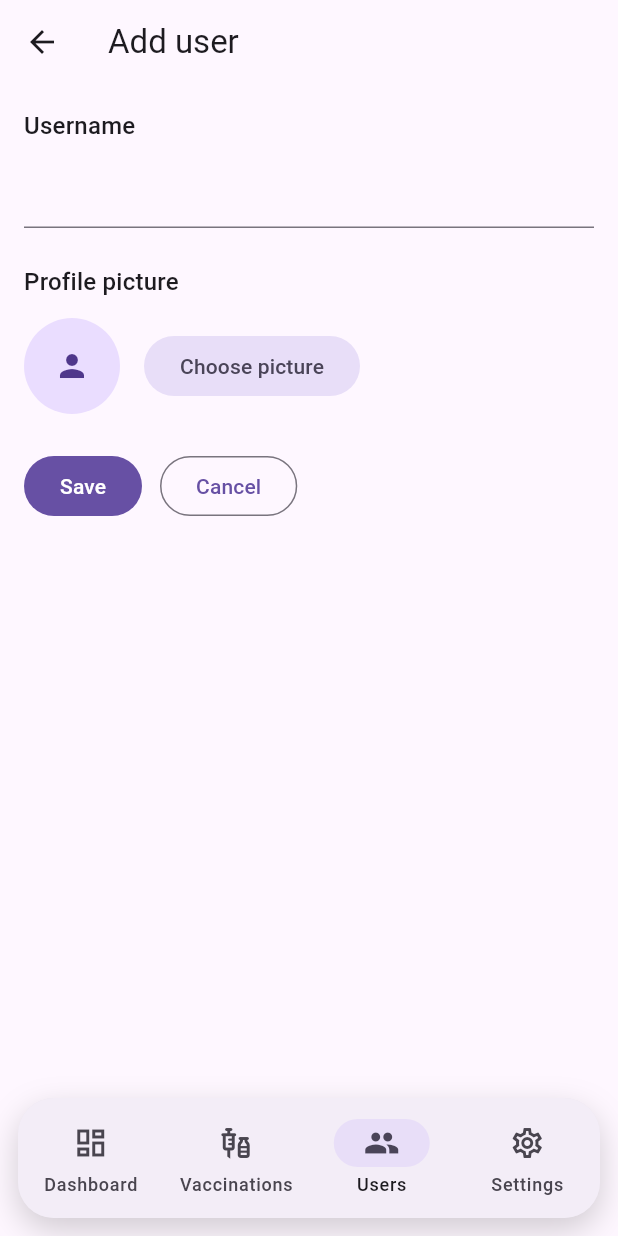
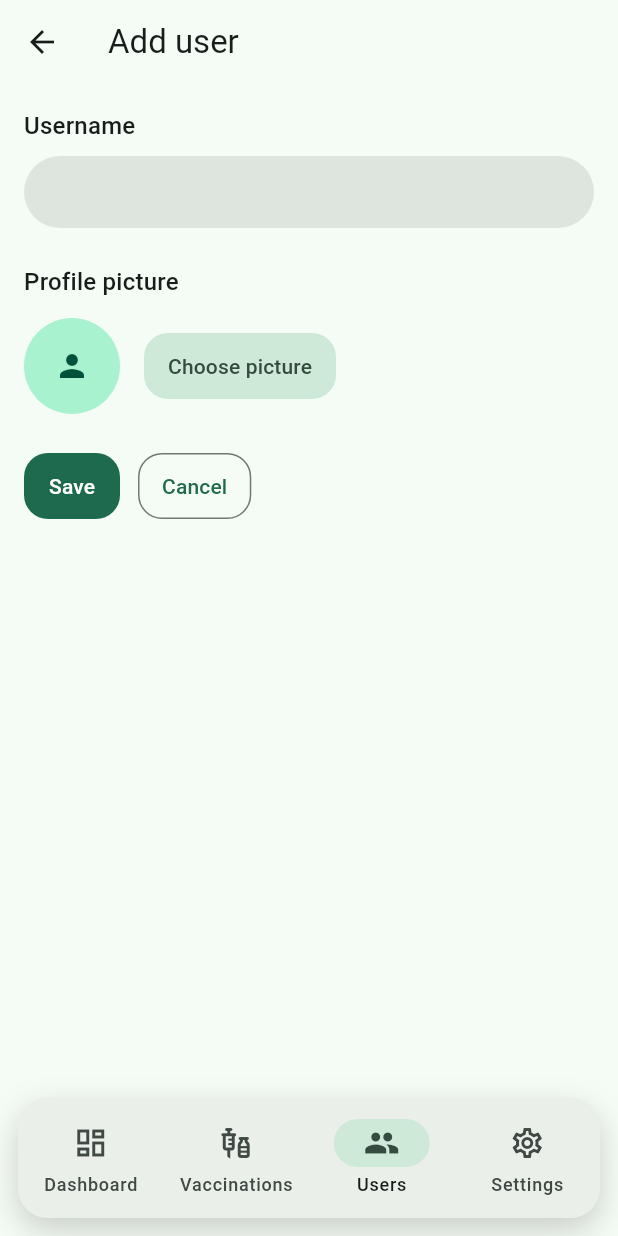
Before and after one commit to Phil5888/vaccination_manager, a Flutter app: the MainScreen screen opened directly, item 3 of the bottom bar chosen, after a tap on the "add" icon, on a phone screen of 412 x 824 dp. Run offline on Flutter 3.47's test engine with Material 3 defaults, Android fonts, the phone set to English and light mode, and no system bars; our stand-ins replace flutter_riverpod, shared_preferences, sqflite; missing offline and left inert: file_selector; accounts and stored records are empty.

Commit message:
Centralized style and theme

```diff
--- /dev/null
+++ b/vaccination_manager/src/lib/core/constants/app_component_styles.dart
@@ -0,0 +1,24 @@
+import 'package:flutter/material.dart';
+import 'package:vaccination_manager/core/constants/app_spacing.dart';
+
+class AppComponentStyles {
+  static ButtonStyle appBarPrimaryIconButton(BuildContext context) {
+    final colorScheme = Theme.of(context).colorScheme;
+    return IconButton.styleFrom(
+      backgroundColor: colorScheme.primary,
+      foregroundColor: colorScheme.onPrimary,
+      minimumSize: const Size(40, 40),
+      shape: RoundedRectangleBorder(borderRadius: BorderRadius.circular(AppRadii.pill)),
+    );
+  }
+
+  static ButtonStyle appBarSecondaryIconButton(BuildContext context) {
+    final colorScheme = Theme.of(context).colorScheme;
+    return IconButton.styleFrom(
+      backgroundColor: colorScheme.surfaceContainerHighest,
+      foregroundColor: colorScheme.onSurface,
+      minimumSize: const Size(40, 40),
+      shape: RoundedRectangleBorder(borderRadius: BorderRadius.circular(AppRadii.pill)),
+    );
+  }
+}
--- /dev/null
+++ b/vaccination_manager/src/lib/core/constants/app_spacing.dart
@@ -0,0 +1,28 @@
+import 'package:flutter/material.dart';
+
+class AppSpacing {
+  static const double xxs = 4;
+  static const double xs = 6;
+  static const double sm = 8;
+  static const double md = 12;
+  static const double lg = 16;
+  static const double xl = 24;
+  static const double xxl = 32;
+
+  static const EdgeInsets screenPadding = EdgeInsets.all(lg);
+  static const EdgeInsets contentPadding = EdgeInsets.all(xl);
+  static const EdgeInsets cardPadding = EdgeInsets.all(lg);
+
+  static const EdgeInsets actionPadding = EdgeInsets.only(right: sm);
+  static const EdgeInsets actionPaddingLast = EdgeInsets.only(right: md);
+
+  static const EdgeInsets listPadding = EdgeInsets.all(lg);
+  static const EdgeInsets searchResultsPadding = EdgeInsets.fromLTRB(lg, md, lg, xl - xxs);
+}
+
+class AppRadii {
+  static const double md = 12;
+  static const double lg = 16;
+  static const double xl = 20;
+  static const double pill = 999;
+}
--- a/vaccination_manager/src/lib/presentation/screens/dashboard/dashboard_screen.dart
+++ b/vaccination_manager/src/lib/presentation/screens/dashboard/dashboard_screen.dart
@@ -1,5 +1,6 @@
 import 'package:flutter/material.dart';
 import 'package:flutter_riverpod/flutter_riverpod.dart';
+import 'package:vaccination_manager/core/constants/app_spacing.dart';
 import 'package:vaccination_manager/core/constants/routes.dart';
 import 'package:vaccination_manager/domain/entities/vaccination_series_entity.dart';
 import 'package:vaccination_manager/l10n/app_localizations.dart';
@@ -21,7 +22,7 @@ class DashboardScreen extends ConsumerWidget {
     return Scaffold(
       appBar: AppBar(title: Text(local.dashboard)),
       body: Padding(
-        padding: const EdgeInsets.all(16),
+        padding: AppSpacing.screenPadding,
         child: LayoutBuilder(
           builder: (context, constraints) {
             final isWide = constraints.maxWidth > 900;
@@ -33,7 +34,7 @@ class DashboardScreen extends ConsumerWidget {
                         flex: 5,
                         child: _WelcomeDashboardCard(userState: userState, vaccinationState: vaccinationState),
                       ),
-                      SizedBox(width: 16),
+                      const SizedBox(width: AppSpacing.lg),
                       Expanded(
                         flex: 7,
                         child: _UpcomingVaccinationsCard(vaccinationState: vaccinationState, userState: userState),
@@ -43,7 +44,7 @@ class DashboardScreen extends ConsumerWidget {
                 : ListView(
                     children: [
                       _WelcomeDashboardCard(userState: userState, vaccinationState: vaccinationState),
-                      const SizedBox(height: 16),
+                      const SizedBox(height: AppSpacing.lg),
                       _UpcomingVaccinationsCard(vaccinationState: vaccinationState, userState: userState),
                     ],
                   );
@@ -67,7 +68,7 @@ class _WelcomeDashboardCard extends ConsumerWidget {
 
     return Card(
       child: Padding(
-        padding: const EdgeInsets.all(20),
+        padding: AppSpacing.contentPadding,
         child: userState.when(
           loading: () => const Center(child: CircularProgressIndicator()),
           error: (error, _) => Text('${local.error}: $error'),
@@ -78,9 +79,9 @@ class _WelcomeDashboardCard extends ConsumerWidget {
                 crossAxisAlignment: CrossAxisAlignment.start,
                 children: [
                   Text(local.noUsersTitle, style: Theme.of(context).textTheme.titleLarge),
-                  const SizedBox(height: 8),
+                  const SizedBox(height: AppSpacing.sm),
                   Text(local.noUsersBody),
-                  const SizedBox(height: 16),
+                  const SizedBox(height: AppSpacing.lg),
                   FilledButton(onPressed: () => Navigator.of(context).pushNamed(Routes.userEdit), child: Text(local.addUser)),
                 ],
               );
@@ -96,25 +97,25 @@ class _WelcomeDashboardCard extends ConsumerWidget {
                 Row(
                   children: [
                     UserAvatar(user: activeUser, radius: 28),
-                    const SizedBox(width: 12),
+                    const SizedBox(width: AppSpacing.md),
                     Expanded(child: Text(local.dashboardHeroGreeting(activeUser.username), style: Theme.of(context).textTheme.headlineSmall)),
                   ],
                 ),
-                const SizedBox(height: 8),
+                const SizedBox(height: AppSpacing.sm),
                 Text(local.dashboardHeroSubtitle, style: Theme.of(context).textTheme.bodyLarge),
-                const SizedBox(height: 16),
+                const SizedBox(height: AppSpacing.lg),
                 Wrap(
-                  spacing: 8,
-                  runSpacing: 8,
+                  spacing: AppSpacing.sm,
+                  runSpacing: AppSpacing.sm,
                   children: [
                     Chip(label: Text('${local.overdue}: $overdue')),
                     Chip(label: Text('${local.dueSoon}: $dueSoon')),
                   ],
                 ),
-                const SizedBox(height: 16),
+                const SizedBox(height: AppSpacing.lg),
                 Wrap(
-                  spacing: 12,
-                  runSpacing: 12,
+                  spacing: AppSpacing.md,
+                  runSpacing: AppSpacing.md,
                   children: [
                     FilledButton.tonalIcon(onPressed: () => showUserSwitcherSheet(context, ref), icon: const Icon(Icons.swap_horiz), label: Text(local.switchUser)),
                     OutlinedButton.icon(onPressed: () => Navigator.of(context).pushNamedAndRemoveUntil(Routes.users, (route) => false), icon: const Icon(Icons.manage_accounts_outlined), label: Text(local.manageUsers)),
@@ -142,7 +143,7 @@ class _UpcomingVaccinationsCard extends StatelessWidget {
 
     return Card(
       child: Padding(
-        padding: const EdgeInsets.all(20),
+        padding: AppSpacing.contentPadding,
         child: vaccinationState.when(
           loading: () => const LinearProgressIndicator(),
           error: (error, _) => Text('${local.error}: $error'),
@@ -156,9 +157,9 @@ class _UpcomingVaccinationsCard extends StatelessWidget {
                 crossAxisAlignment: CrossAxisAlignment.start,
                 children: [
                   Text(local.noVaccinationsTitle, style: Theme.of(context).textTheme.titleLarge),
-                  const SizedBox(height: 8),
+                  const SizedBox(height: AppSpacing.sm),
                   Text(local.noVaccinationsBody),
-                  const SizedBox(height: 16),
+                  const SizedBox(height: AppSpacing.lg),
                   FilledButton.tonal(onPressed: () => Navigator.of(context).pushNamed(Routes.vaccinationEdit), child: Text(local.addVaccination)),
                 ],
               );
@@ -182,25 +183,25 @@ class _UpcomingVaccinationsCard extends StatelessWidget {
               crossAxisAlignment: CrossAxisAlignment.start,
               children: [
                 Text(local.dashboardUpcomingTitle, style: Theme.of(context).textTheme.titleLarge),
-                const SizedBox(height: 12),
+                const SizedBox(height: AppSpacing.md),
                 Wrap(
-                  spacing: 8,
-                  runSpacing: 8,
+                  spacing: AppSpacing.sm,
+                  runSpacing: AppSpacing.sm,
                   children: [
                     Chip(label: Text('${local.overdue}: ${state.overdueCountAt(now)}')),
                     Chip(label: Text('${local.dueSoon}: ${state.dueSoonCountAt(now)}')),
                   ],
                 ),
-                const SizedBox(height: 16),
+                const SizedBox(height: AppSpacing.lg),
                 if (dueSeries.isEmpty) ...[
                   Row(
                     children: [
                       Icon(Icons.verified_outlined, color: Theme.of(context).colorScheme.primary),
-                      const SizedBox(width: 10),
+                      const SizedBox(width: AppSpacing.md - 2),
                       Expanded(child: Text(local.dashboardAllGoodTitle, style: Theme.of(context).textTheme.titleMedium)),
                     ],
                   ),
-                  const SizedBox(height: 8),
+                  const SizedBox(height: AppSpacing.sm),
                   Text(local.dashboardAllGoodBody),
                 ] else ...[
                   ...dueSeries.map(
@@ -213,7 +214,7 @@ class _UpcomingVaccinationsCard extends StatelessWidget {
                     ),
                   ),
                 ],
-                const SizedBox(height: 16),
+                const SizedBox(height: AppSpacing.lg),
                 FilledButton.tonal(onPressed: () => Navigator.of(context).pushNamedAndRemoveUntil(Routes.vaccinations, (route) => false), child: Text(local.dashboardOpenVaccinations)),
               ],
             );
--- a/vaccination_manager/src/lib/presentation/screens/dashboard/widgets/settings_preview.dart
+++ b/vaccination_manager/src/lib/presentation/screens/dashboard/widgets/settings_preview.dart
@@ -1,4 +1,5 @@
 import 'package:flutter/material.dart';
+import 'package:vaccination_manager/core/constants/app_spacing.dart';
 import 'package:vaccination_manager/core/utils/localization_utils.dart';
 import 'package:vaccination_manager/l10n/app_localizations.dart';
 import 'package:flutter_riverpod/flutter_riverpod.dart';
@@ -14,7 +15,7 @@ class SettingsPreviewCard extends ConsumerWidget {
 
     return Card(
       child: Padding(
-        padding: const EdgeInsets.all(16),
+        padding: AppSpacing.cardPadding,
         child: Column(
           crossAxisAlignment: CrossAxisAlignment.start,
           children: [
--- a/vaccination_manager/src/lib/presentation/screens/main/main_screen.dart
+++ b/vaccination_manager/src/lib/presentation/screens/main/main_screen.dart
@@ -1,5 +1,6 @@
 import 'package:flutter/material.dart';
 import 'package:vaccination_manager/core/constants/breakpoints.dart';
+import 'package:vaccination_manager/core/constants/app_spacing.dart';
 import 'package:vaccination_manager/core/constants/routes.dart';
 import 'package:vaccination_manager/l10n/app_localizations.dart';
 import 'package:vaccination_manager/presentation/navigation/route_aware_widget.dart';
@@ -121,15 +122,15 @@ class _MainScreenState extends State<MainScreen> {
     final colorScheme = Theme.of(context).colorScheme;
 
     return SafeArea(
-      minimum: const EdgeInsets.fromLTRB(12, 0, 12, 12),
+      minimum: const EdgeInsets.fromLTRB(AppSpacing.md, 0, AppSpacing.md, AppSpacing.md),
       child: DecoratedBox(
         decoration: BoxDecoration(
           color: colorScheme.surfaceContainerHigh,
-          borderRadius: BorderRadius.circular(24),
+          borderRadius: BorderRadius.circular(AppRadii.xl),
           boxShadow: [BoxShadow(color: Colors.black.withValues(alpha: 0.18), blurRadius: 18, offset: const Offset(0, 8))],
         ),
         child: ClipRRect(
-          borderRadius: BorderRadius.circular(24),
+          borderRadius: BorderRadius.circular(AppRadii.xl),
           child: NavigationBar(
             selectedIndex: _selectedIndex,
             onDestinationSelected: _onItemTapped,
--- a/vaccination_manager/src/lib/presentation/screens/startup/app_startup_gate.dart
+++ b/vaccination_manager/src/lib/presentation/screens/startup/app_startup_gate.dart
@@ -1,5 +1,6 @@
 import 'package:flutter/material.dart';
 import 'package:flutter_riverpod/flutter_riverpod.dart';
+import 'package:vaccination_manager/core/constants/app_spacing.dart';
 import 'package:vaccination_manager/l10n/app_localizations.dart';
 import 'package:vaccination_manager/presentation/providers/user_management/user_management_providers.dart';
 import 'package:vaccination_manager/presentation/screens/main/main_screen.dart';
@@ -18,7 +19,7 @@ class AppStartupGate extends ConsumerWidget {
       error: (error, _) => Scaffold(
         body: Center(
           child: Padding(
-            padding: const EdgeInsets.all(24),
+            padding: AppSpacing.contentPadding,
             child: Text('${local.error}: $error', textAlign: TextAlign.center),
           ),
         ),
--- a/vaccination_manager/src/lib/presentation/screens/users/user_edit_screen.dart
+++ b/vaccination_manager/src/lib/presentation/screens/users/user_edit_screen.dart
@@ -1,5 +1,6 @@
 import 'package:flutter/material.dart';
 import 'package:flutter_riverpod/flutter_riverpod.dart';
+import 'package:vaccination_manager/core/constants/app_spacing.dart';
 import 'package:vaccination_manager/core/constants/routes.dart';
 import 'package:vaccination_manager/domain/entities/app_user_entity.dart';
 import 'package:vaccination_manager/l10n/app_localizations.dart';
@@ -21,7 +22,7 @@ class UserEditScreen extends ConsumerWidget {
     return Scaffold(
       appBar: AppBar(title: Text(initialUser == null ? local.addUser : local.editProfile)),
       body: SingleChildScrollView(
-        padding: const EdgeInsets.all(16),
+        padding: AppSpacing.screenPadding,
         child: Center(
           child: ConstrainedBox(
             constraints: const BoxConstraints(maxWidth: 560),
@@ -31,17 +32,17 @@ class UserEditScreen extends ConsumerWidget {
                 if (initialUser != null) ...[
                   Card(
                     child: Padding(
-                      padding: const EdgeInsets.all(16),
+                      padding: AppSpacing.cardPadding,
                       child: Wrap(
-                        spacing: 16,
-                        runSpacing: 16,
+                        spacing: AppSpacing.lg,
+                        runSpacing: AppSpacing.lg,
                         crossAxisAlignment: WrapCrossAlignment.center,
                         children: [
                           Row(
                             mainAxisSize: MainAxisSize.min,
                             children: [
                               UserAvatar(user: initialUser!, radius: 24),
-                              const SizedBox(width: 12),
+                              const SizedBox(width: AppSpacing.md),
                               Text(initialUser!.username, style: Theme.of(context).textTheme.titleMedium),
                             ],
                           ),
@@ -62,7 +63,7 @@ class UserEditScreen extends ConsumerWidget {
                       ),
                     ),
                   ),
-                  const SizedBox(height: 16),
+                  const SizedBox(height: AppSpacing.lg),
                 ],
                 UserProfileForm(
                   initialUsername: initialUser?.username,
--- a/vaccination_manager/src/lib/presentation/screens/users/user_management_screen.dart
+++ b/vaccination_manager/src/lib/presentation/screens/users/user_management_screen.dart
@@ -1,5 +1,7 @@
 import 'package:flutter/material.dart';
 import 'package:flutter_riverpod/flutter_riverpod.dart';
+import 'package:vaccination_manager/core/constants/app_component_styles.dart';
+import 'package:vaccination_manager/core/constants/app_spacing.dart';
 import 'package:vaccination_manager/core/constants/routes.dart';
 import 'package:vaccination_manager/domain/entities/app_user_entity.dart';
 import 'package:vaccination_manager/l10n/app_localizations.dart';
@@ -33,7 +35,6 @@ class _UserManagementScreenState extends ConsumerState<UserManagementScreen> {
   @override
   Widget build(BuildContext context) {
     final local = AppLocalizations.of(context)!;
-    final colorScheme = Theme.of(context).colorScheme;
     final userState = ref.watch(userManagementProvider);
     final data = userState.asData?.value;
 
@@ -43,17 +44,12 @@ class _UserManagementScreenState extends ConsumerState<UserManagementScreen> {
         actions: [
           if (data?.hasUsers ?? false)
             Padding(
-              padding: const EdgeInsets.only(right: 8),
-              child: IconButton.filledTonal(icon: const Icon(Icons.search), tooltip: local.searchUsers, onPressed: () => _openSearch(data!)),
+              padding: AppSpacing.actionPadding,
+              child: IconButton.filledTonal(style: AppComponentStyles.appBarSecondaryIconButton(context), icon: const Icon(Icons.search), tooltip: local.searchUsers, onPressed: () => _openSearch(data!)),
             ),
           Padding(
-            padding: const EdgeInsets.only(right: 8),
-            child: IconButton.filled(
-              style: IconButton.styleFrom(backgroundColor: colorScheme.primary, foregroundColor: colorScheme.onPrimary),
-              icon: const Icon(Icons.add),
-              tooltip: local.addUser,
-              onPressed: () => Navigator.of(context).pushNamed(Routes.userEdit),
-            ),
+            padding: AppSpacing.actionPadding,
+            child: IconButton.filled(style: AppComponentStyles.appBarPrimaryIconButton(context), icon: const Icon(Icons.add), tooltip: local.addUser, onPressed: () => Navigator.of(context).pushNamed(Routes.userEdit)),
           ),
           IconButton(icon: const Icon(Icons.swap_horiz), onPressed: () => showUserSwitcherSheet(context, ref)),
         ],
@@ -65,12 +61,12 @@ class _UserManagementScreenState extends ConsumerState<UserManagementScreen> {
           if (!state.hasUsers) {
             return Center(
               child: Padding(
-                padding: const EdgeInsets.all(24),
+                padding: AppSpacing.contentPadding,
                 child: Column(
                   mainAxisSize: MainAxisSize.min,
                   children: [
                     Text(local.noUsersTitle, style: Theme.of(context).textTheme.titleLarge),
-                    const SizedBox(height: 8),
+                    const SizedBox(height: AppSpacing.sm),
                     Text(local.noUsersBody, textAlign: TextAlign.center),
                   ],
                 ),
@@ -79,14 +75,14 @@ class _UserManagementScreenState extends ConsumerState<UserManagementScreen> {
           }
 
           return ListView.separated(
-            padding: const EdgeInsets.all(16),
+            padding: AppSpacing.listPadding,
             itemCount: state.users.length,
-            separatorBuilder: (_, _) => const SizedBox(height: 12),
+            separatorBuilder: (_, _) => const SizedBox(height: AppSpacing.md),
             itemBuilder: (context, index) {
               final user = state.users[index];
               return Card(
                 child: ListTile(
-                  contentPadding: const EdgeInsets.symmetric(horizontal: 16, vertical: 12),
+                  contentPadding: const EdgeInsets.symmetric(horizontal: AppSpacing.lg, vertical: AppSpacing.md),
                   leading: UserAvatar(user: user, radius: 24),
                   title: Text(user.username),
                   subtitle: user.isActive ? Text(local.currentUser) : null,
@@ -174,8 +170,6 @@ class _UserSearchScreenState extends State<_UserSearchScreen> {
                 Navigator.of(context).pop();
               },
             ),
-            border: const OutlineInputBorder(borderRadius: BorderRadius.all(Radius.circular(999))),
-            isDense: true,
           ),
         ),
       ),
@@ -184,7 +178,7 @@ class _UserSearchScreenState extends State<_UserSearchScreen> {
           if (_controller.text.trim().isEmpty) {
             return Center(
               child: Padding(
-                padding: const EdgeInsets.all(24),
+                padding: AppSpacing.contentPadding,
                 child: Text(local.searchUsersStart, textAlign: TextAlign.center, style: Theme.of(context).textTheme.bodyLarge),
               ),
             );
@@ -193,18 +187,17 @@ class _UserSearchScreenState extends State<_UserSearchScreen> {
           if (matches.isEmpty) {
             return Center(
               child: Padding(
-                padding: const EdgeInsets.all(24),
+                padding: AppSpacing.contentPadding,
                 child: Text(local.searchUsersNoMatches, textAlign: TextAlign.center),
               ),
             );
           }
 
           return ListView.separated(
-            padding: const EdgeInsets.fromLTRB(16, 12, 16, 20),
+            padding: AppSpacing.searchResultsPadding,
             itemBuilder: (context, index) {
               final user = matches[index];
               return ListTile(
-                shape: RoundedRectangleBorder(borderRadius: BorderRadius.circular(12)),
                 tileColor: Theme.of(context).colorScheme.surfaceContainerHigh,
                 leading: UserAvatar(user: user, radius: 20),
                 title: Text(user.username),
@@ -213,7 +206,7 @@ class _UserSearchScreenState extends State<_UserSearchScreen> {
                 onTap: () => Navigator.of(context).pop(user),
               );
             },
-            separatorBuilder: (_, _) => const SizedBox(height: 8),
+            separatorBuilder: (_, _) => const SizedBox(height: AppSpacing.sm),
             itemCount: matches.length,
           );
         },
--- a/vaccination_manager/src/lib/presentation/screens/vaccinations/vaccination_edit_screen.dart
+++ b/vaccination_manager/src/lib/presentation/screens/vaccinations/vaccination_edit_screen.dart
@@ -1,5 +1,6 @@
 import 'package:flutter/material.dart';
 import 'package:flutter_riverpod/flutter_riverpod.dart';
+import 'package:vaccination_manager/core/constants/app_spacing.dart';
 import 'package:vaccination_manager/domain/entities/vaccination_entry_entity.dart';
 import 'package:vaccination_manager/domain/entities/vaccination_series_entity.dart';
 import 'package:vaccination_manager/l10n/app_localizations.dart';
@@ -33,13 +34,13 @@ class VaccinationEditScreen extends ConsumerWidget {
     return Scaffold(
       appBar: AppBar(title: Text(initialEntry == null ? local.addVaccination : local.editVaccination)),
       body: SingleChildScrollView(
-        padding: const EdgeInsets.all(16),
+        padding: AppSpacing.screenPadding,
         child: Center(
           child: ConstrainedBox(
             constraints: const BoxConstraints(maxWidth: 640),
             child: Card(
               child: Padding(
-                padding: const EdgeInsets.all(24),
+                padding: AppSpacing.contentPadding,
                 child: VaccinationEntryForm(
                   submitLabel: local.save,
                   initialName: initialSeriesName,
```
Also changed, not shown: vaccination_manager/src/lib/core/constants/app_theme.dart (+67 -2 lines), vaccination_manager/src/lib/presentation/screens/dashboard/widgets/user_preview.dart (+11 -10 lines), vaccination_manager/src/lib/presentation/screens/dashboard/widgets/vaccination_preview.dart (+11 -10 lines), vaccination_manager/src/lib/presentation/screens/settings/settings_screen.dart (+8 -7 lines), vaccination_manager/src/lib/presentation/screens/vaccinations/vaccinations_screen.dart (+37 -44 lines), vaccination_manager/src/lib/presentation/screens/welcome/welcome_screen.dart (+5 -4 lines), 1 other file.
